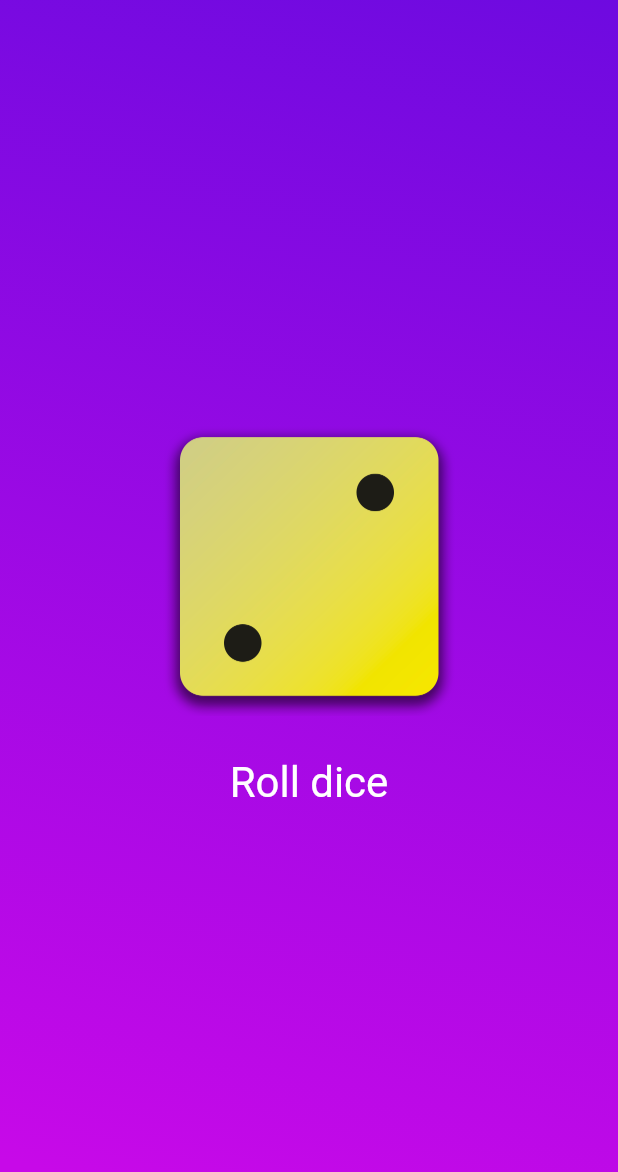
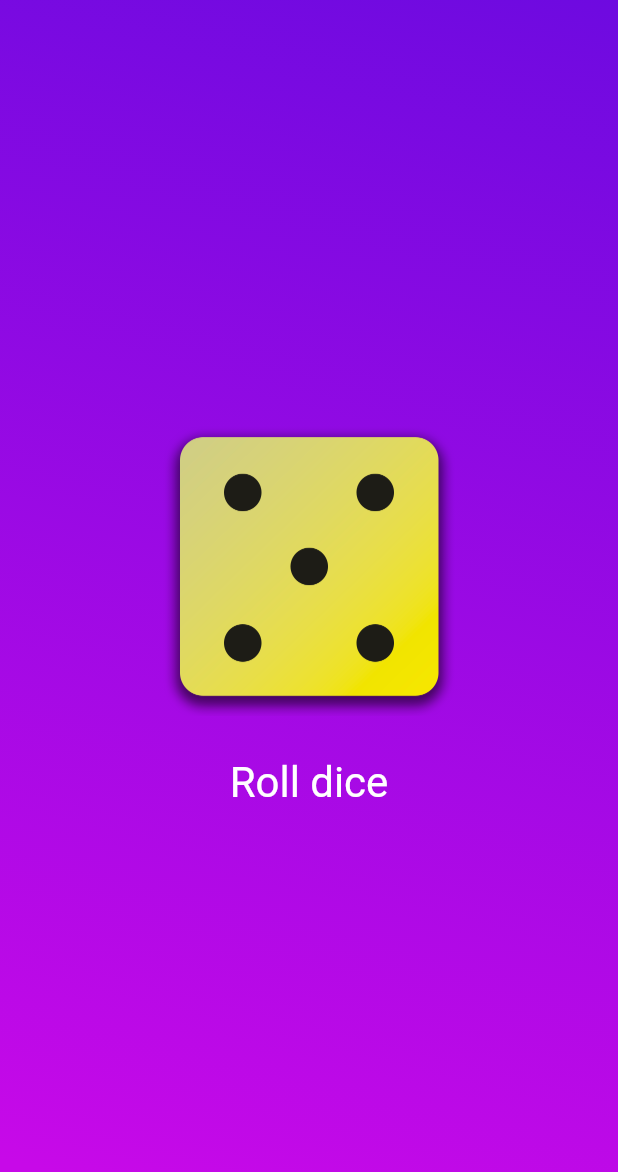
Before and after one commit to ChrisVelasco0312/first_app, a Flutter app: the screen it shows after launch, after a tap on "Roll dice", on a phone screen of 412 x 824 dp. Shown: the top 1172 px of the screen. Run offline on Flutter 3.47's test engine with Material 2 defaults, Android fonts, the phone set to English and light mode, and no system bars.

```diff
--- /dev/null
+++ b/lib/dice_roller.dart
@@ -0,0 +1,47 @@
+import 'dart:math';
+import 'package:flutter/material.dart';
+
+final randomizer = Random();
+
+class DiceRoller extends StatefulWidget {
+  const DiceRoller({super.key});
+
+  @override
+  State<DiceRoller> createState() {
+    return _DiceRollerState();
+  }
+}
+
+class _DiceRollerState extends State<DiceRoller> {
+  var currentDiceRoll = 2;
+
+  void rollDice() {
+    setState(() {
+      currentDiceRoll = randomizer.nextInt(6) + 1;
+    });
+  }
+
+  @override
+  Widget build(context) {
+    return Column(
+      mainAxisSize: MainAxisSize.min,
+      children: [
+        Image.asset(
+          'assets/images/dice-$currentDiceRoll.png',
+          width: 200,
+        ),
+        const SizedBox(
+          height: 20,
+        ),
+        TextButton(
+          onPressed: rollDice,
+          style: TextButton.styleFrom(
+            foregroundColor: Colors.white,
+            textStyle: const TextStyle(fontSize: 28),
+          ),
+          child: const Text('Roll dice'),
+        )
+      ],
+    );
+  }
+}
--- a/lib/gradient_container.dart
+++ b/lib/gradient_container.dart
@@ -1,3 +1,4 @@
+import 'package:first_app/dice_roller.dart';
 import 'package:flutter/material.dart';
 // import 'package:first_app/styled_text.dart';
 
@@ -30,27 +31,8 @@ class GradientContainer extends StatelessWidget {
           end: endAlignment,
         ),
       ),
-      child: Center(
-        child: Column(
-          mainAxisSize: MainAxisSize.min,
-          children: [
-            Image.asset(
-              'assets/images/dice-2.png',
-              width: 200,
-            ),
-            const SizedBox(
-              height: 20,
-            ),
-            TextButton(
-              onPressed: rollDice,
-              style: TextButton.styleFrom(
-                foregroundColor: Colors.white,
-                textStyle: const TextStyle(fontSize: 28),
-              ),
-              child: const Text('Roll dice'),
-            )
-          ],
-        ),
+      child: const Center(
+        child: DiceRoller(),
       ),
     );
   }
```
